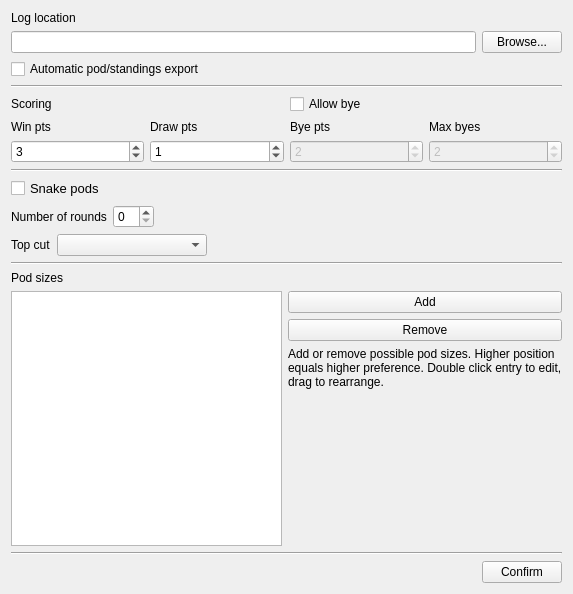
The window that ui/TournamentConfigDialog.ui (eVen-gits/EDH_matchmaker) describes before a commit, drawn with Qt 5.
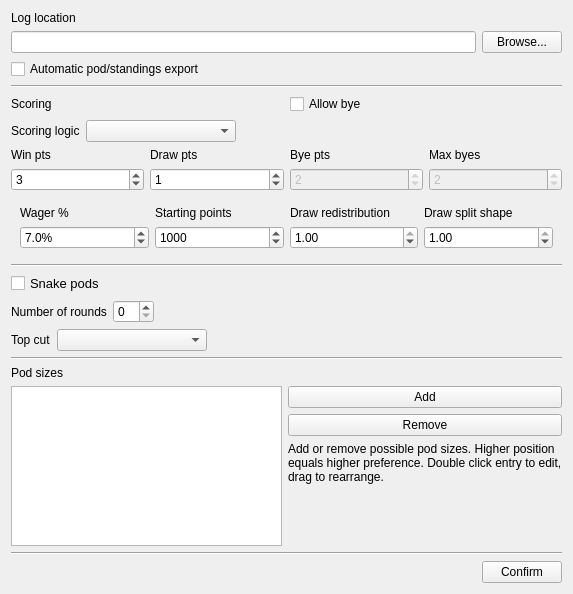
The same window after the commit.

Commit message: Add pluggable scoring logic (Hareruya wagering) and tournament log spec

Patch:
```diff
--- a/ui/TournamentConfigDialog.ui
+++ b/ui/TournamentConfigDialog.ui
@@ -91,6 +91,40 @@
        </item>
       </layout>
      </item>
+     <item>
+      <layout class="QHBoxLayout" name="horizontalLayout_9">
+       <item>
+        <widget class="QLabel" name="label_12">
+         <property name="text">
+          <string>Scoring logic</string>
+         </property>
+        </widget>
+       </item>
+       <item>
+        <widget class="QComboBox" name="cb_scoringLogic">
+         <property name="minimumSize">
+          <size>
+           <width>150</width>
+           <height>0</height>
+          </size>
+         </property>
+        </widget>
+       </item>
+       <item>
+        <spacer name="horizontalSpacer_4">
+         <property name="orientation">
+          <enum>Qt::Orientation::Horizontal</enum>
+         </property>
+         <property name="sizeHint" stdset="0">
+          <size>
+           <width>40</width>
+           <height>20</height>
+          </size>
+         </property>
+        </spacer>
+       </item>
+      </layout>
+     </item>
      <item>
       <layout class="QHBoxLayout" name="horizontalLayout_2">
        <item>
@@ -175,6 +209,129 @@
      </item>
     </layout>
    </item>
+   <item>
+    <widget class="QWidget" name="w_wagering_fields" native="true">
+     <layout class="QHBoxLayout" name="horizontalLayout_7">
+      <item>
+       <layout class="QVBoxLayout" name="verticalLayout_10">
+        <item>
+         <widget class="QLabel" name="label_13">
+          <property name="text">
+           <string>Wager %</string>
+          </property>
+         </widget>
+        </item>
+        <item>
+         <widget class="QDoubleSpinBox" name="dsb_wagerPercent">
+          <property name="suffix">
+           <string>%</string>
+          </property>
+          <property name="decimals">
+           <number>1</number>
+          </property>
+          <property name="minimum">
+           <double>0.000000000000000</double>
+          </property>
+          <property name="maximum">
+           <double>100.000000000000000</double>
+          </property>
+          <property name="singleStep">
+           <double>1.000000000000000</double>
+          </property>
+          <property name="value">
+           <double>7.000000000000000</double>
+          </property>
+         </widget>
+        </item>
+       </layout>
+      </item>
+      <item>
+       <layout class="QVBoxLayout" name="verticalLayout_11">
+        <item>
+         <widget class="QLabel" name="label_14">
+          <property name="text">
+           <string>Starting points</string>
+          </property>
+         </widget>
+        </item>
+        <item>
+         <widget class="QSpinBox" name="sb_wageringStart">
+          <property name="minimum">
+           <number>0</number>
+          </property>
+          <property name="maximum">
+           <number>1000000</number>
+          </property>
+          <property name="value">
+           <number>1000</number>
+          </property>
+         </widget>
+        </item>
+       </layout>
+      </item>
+      <item>
+       <layout class="QVBoxLayout" name="verticalLayout_12">
+        <item>
+         <widget class="QLabel" name="label_15">
+          <property name="text">
+           <string>Draw redistribution</string>
+          </property>
+         </widget>
+        </item>
+        <item>
+         <widget class="QDoubleSpinBox" name="dsb_drawRedistribution">
+          <property name="decimals">
+           <number>2</number>
+          </property>
+          <property name="minimum">
+           <double>0.000000000000000</double>
+          </property>
+          <property name="maximum">
+           <double>1.000000000000000</double>
+          </property>
+          <property name="singleStep">
+           <double>0.050000000000000</double>
+          </property>
+          <property name="value">
+           <double>1.000000000000000</double>
+          </property>
+         </widget>
+        </item>
+       </layout>
+      </item>
+      <item>
+       <layout class="QVBoxLayout" name="verticalLayout_13">
+        <item>
+         <widget class="QLabel" name="label_16">
+          <property name="text">
+           <string>Draw split shape</string>
+          </property>
+         </widget>
+        </item>
+        <item>
+         <widget class="QDoubleSpinBox" name="dsb_drawShape">
+          <property name="decimals">
+           <number>2</number>
+          </property>
+          <property name="minimum">
+           <double>0.000000000000000</double>
+          </property>
+          <property name="maximum">
+           <double>1.000000000000000</double>
+          </property>
+          <property name="singleStep">
+           <double>0.050000000000000</double>
+          </property>
+          <property name="value">
+           <double>1.000000000000000</double>
+          </property>
+         </widget>
+        </item>
+       </layout>
+      </item>
+     </layout>
+    </widget>
+   </item>
    <item>
     <widget class="Line" name="line_4">
      <property name="orientation">
```
The commit also changes 16 other files.
